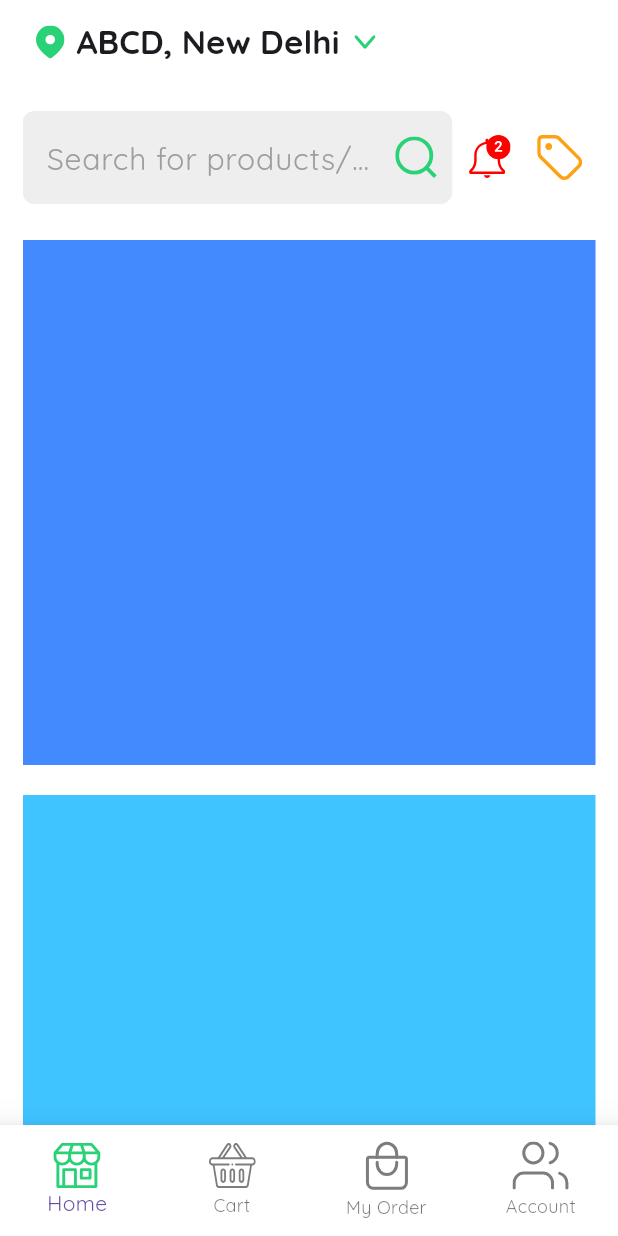
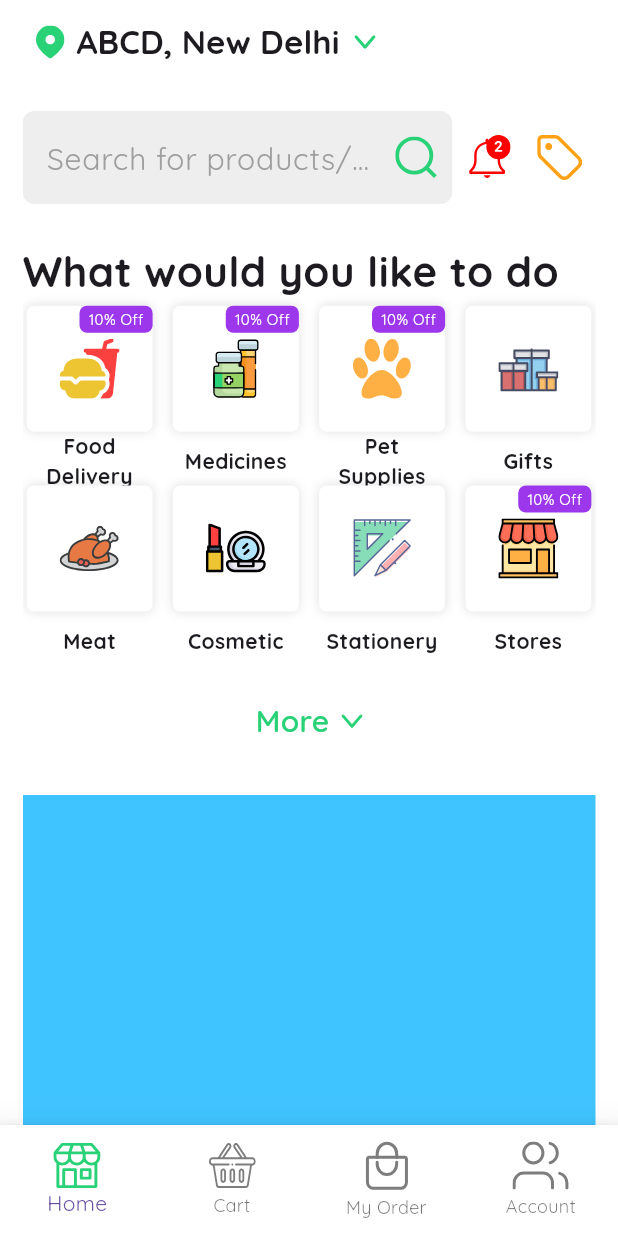
Before and after one commit to MuhammedShabeel001/BingeBuy, a Flutter app: the screen it shows after launch, on a phone screen of 412 x 824 dp. Run offline on Flutter 3.47's test engine with Material 3 defaults, Android fonts, the phone set to English and light mode, and no system bars; our stand-ins replace flutter_svg, gap.

```diff
--- a/lib/screens/pages/home_page.dart
+++ b/lib/screens/pages/home_page.dart
@@ -21,11 +21,16 @@ class HomePage extends StatelessWidget {
           children: [
             const TopBar(),
             const Gap(20),
-            const TodayTab(),
+            TodayTab(),
             const Gap(20),
             Container(
               color: Colors.lightBlueAccent,
               height: 270,
+              child: const Center(
+                child: SizedBox(
+                  // child: CategoryCard(category: category),
+                ),
+              ),
             ),
             const Gap(20),
             Container(
--- /dev/null
+++ b/lib/screens/widgets/category_card.dart
@@ -0,0 +1,82 @@
+import 'package:bingebuy/utils/app_colors.dart';
+import 'package:flutter/material.dart';
+import 'package:flutter_svg/flutter_svg.dart';
+
+class CategoryCard extends StatelessWidget {
+  final Category category;
+
+  const CategoryCard({super.key, required this.category});
+
+  @override
+  Widget build(BuildContext context) {
+    return Column(
+      children: [
+        Stack(
+          children: [
+            Container(
+              decoration: BoxDecoration(
+                color: AppColors.primary,
+                borderRadius: BorderRadius.circular(5),
+                boxShadow: const [
+                  BoxShadow(
+                    color: AppColors.shadow,
+                    spreadRadius: 0,
+                    blurRadius: 5,
+                  ),
+                ],
+              ),
+              child: Padding(
+                padding: const EdgeInsets.all(22),
+                child: SvgPicture.asset(
+                  category.iconPath,
+                  height: 40,
+                  width: 40,
+                ),
+              ),
+            ),
+            if (category.discount != null)
+              Positioned(
+                top: 0,
+                right: 0,
+                child: Container(
+                  padding: const EdgeInsets.symmetric(horizontal: 6, vertical: 2),
+                  decoration: BoxDecoration(
+                    color: AppColors.offerCard,
+                    borderRadius: BorderRadius.circular(5),
+                  ),
+                  child: Text(
+                    category.discount!,
+                    style: const TextStyle(color: Colors.white, fontSize: 10),
+                  ),
+                ),
+              ),
+          ],
+        ),
+        SizedBox(
+          width: 80,
+          height: 40,
+          child: Center(
+            child: Text(
+              maxLines: 2,
+              overflow: TextOverflow.clip,
+              category.name,
+              style: const TextStyle(
+                fontWeight: FontWeight.bold,
+                fontSize: 14,
+              ),
+              textAlign: TextAlign.center,
+            ),
+          ),
+        ),
+      ],
+    );
+  }
+}
+
+class Category {
+  final String name;
+  final String iconPath;
+  final String? discount;
+
+  Category({required this.name, required this.iconPath, this.discount});
+}
--- a/lib/screens/widgets/today_tab.dart
+++ b/lib/screens/widgets/today_tab.dart
@@ -1,15 +1,78 @@
+import 'package:bingebuy/utils/app_colors.dart';
+import 'package:bingebuy/utils/app_texts.dart';
 import 'package:flutter/material.dart';
+import 'package:flutter_svg/svg.dart';
+import 'package:gap/gap.dart';
+
+import '../../utils/app_assets.dart';
+import 'category_card.dart';
 
 class TodayTab extends StatelessWidget {
-  const TodayTab({
-    super.key,
-  });
+  final List<Category> categories = [
+    Category(
+        name: AppTexts.food,
+        iconPath: AppAssets.food,
+        discount: AppTexts.offer),
+    Category(
+        name: AppTexts.medicine,
+        iconPath: AppAssets.medicine,
+        discount: AppTexts.offer),
+    Category(
+        name: AppTexts.pet, iconPath: AppAssets.pet, discount: AppTexts.offer),
+    Category(name: AppTexts.gift, iconPath: AppAssets.gift),
+    Category(name: AppTexts.meat, iconPath: AppAssets.meat),
+    Category(name: AppTexts.cosmetics, iconPath: AppAssets.cosmetics),
+    Category(name: AppTexts.stationery, iconPath: AppAssets.stationery),
+    Category(
+        name: AppTexts.stores,
+        iconPath: AppAssets.stores,
+        discount: AppTexts.offer),
+  ];
+
+   TodayTab({super.key});
 
   @override
   Widget build(BuildContext context) {
-    return Container(
-      color: Colors.blueAccent,
+    return SizedBox(
       height: 350,
+      child: Column(
+        crossAxisAlignment: CrossAxisAlignment.start,
+        children: [
+          Expanded(
+              flex: 1,
+              child: Text(
+                AppTexts.todayCard,
+                style:
+                    const TextStyle(fontWeight: FontWeight.w700, fontSize: 28),
+              )),
+          Expanded(
+              flex: 6,
+              child: GridView.builder(
+                gridDelegate: const SliverGridDelegateWithFixedCrossAxisCount(
+                  crossAxisCount: 4,
+                  childAspectRatio: 0.8,
+                  crossAxisSpacing: 8,
+                  mainAxisSpacing: 8,
+                ),
+                itemCount: categories.length,
+                itemBuilder: (context, index) {
+                  final category = categories[index];
+                  return CategoryCard(category: category);
+                },
+              )),
+          Flexible(
+              flex: 1,
+              child: Row(
+                mainAxisAlignment: MainAxisAlignment.center,
+                children: [
+                  Text(AppTexts.more,style: const TextStyle(fontSize: 20, fontWeight: FontWeight.w600,color: AppColors.accent),),
+                  const Gap(8),
+                   SvgPicture.asset(AppAssets.downArrow),
+
+                ],
+              )),
+        ],
+      ),
     );
   }
 }
--- a/lib/utils/app_colors.dart
+++ b/lib/utils/app_colors.dart
@@ -16,6 +16,8 @@ class AppColors {
 
   static const Color button = Color.fromRGBO(255, 137, 24, 1);
   static const Color searchbar = Color.fromRGBO(238, 238, 238, 1);
+  static const Color offerCard = Color.fromRGBO(156, 55, 236, 1);
+  static const Color shadow = Color.fromRGBO(50, 50, 50, 0.150);
 
   static const Color alert = Color.fromRGBO(255, 137, 24, 1);
   static const Color success = Color(0xFF10B981);
--- a/lib/utils/app_texts.dart
+++ b/lib/utils/app_texts.dart
@@ -8,4 +8,21 @@ class AppTexts {
   //other texts
   static String location = 'ABCD, New Delhi';
   static String search = 'Search for products/stores';
+  static String offer = '10% Off';
+
+
+  static String todayCard = 'What would you like to do today?';
+  static String food = 'Food Delivery';
+  static String medicine = 'Medicines';
+  static String pet = 'Pet Supplies';
+  static String gift = 'Gifts';
+  static String meat= 'Meat';
+  static String cosmetics = 'Cosmetic';
+  static String stationery = 'Stationery';
+  static String stores = 'Stores';
+
+  //common texts
+  static String more = 'More';
+
+
 }
--- a/lib/utils/route_manager.dart
+++ b/lib/utils/route_manager.dart
@@ -8,9 +8,9 @@ class RouteManager {
   static Route<dynamic>? generateRoute(RouteSettings settings){
     switch(settings.name){
       case AppRoutes.home:
-        return CupertinoPageRoute(builder: (_) => HomePage(),);
+        return CupertinoPageRoute(builder: (_) => const HomePage(),);
       case AppRoutes.notification:
-        return CupertinoPageRoute(builder: (_) => NotificationPage());
+        return CupertinoPageRoute(builder: (_) => const NotificationPage());
 
       default:
         return _errorRoute();
```
